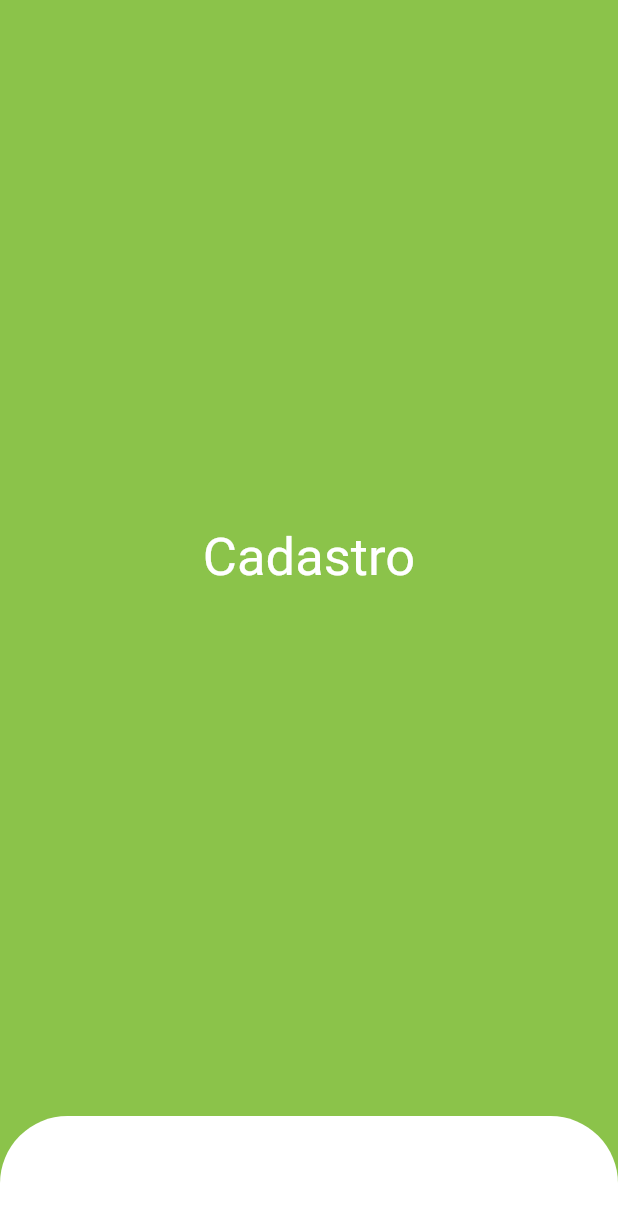
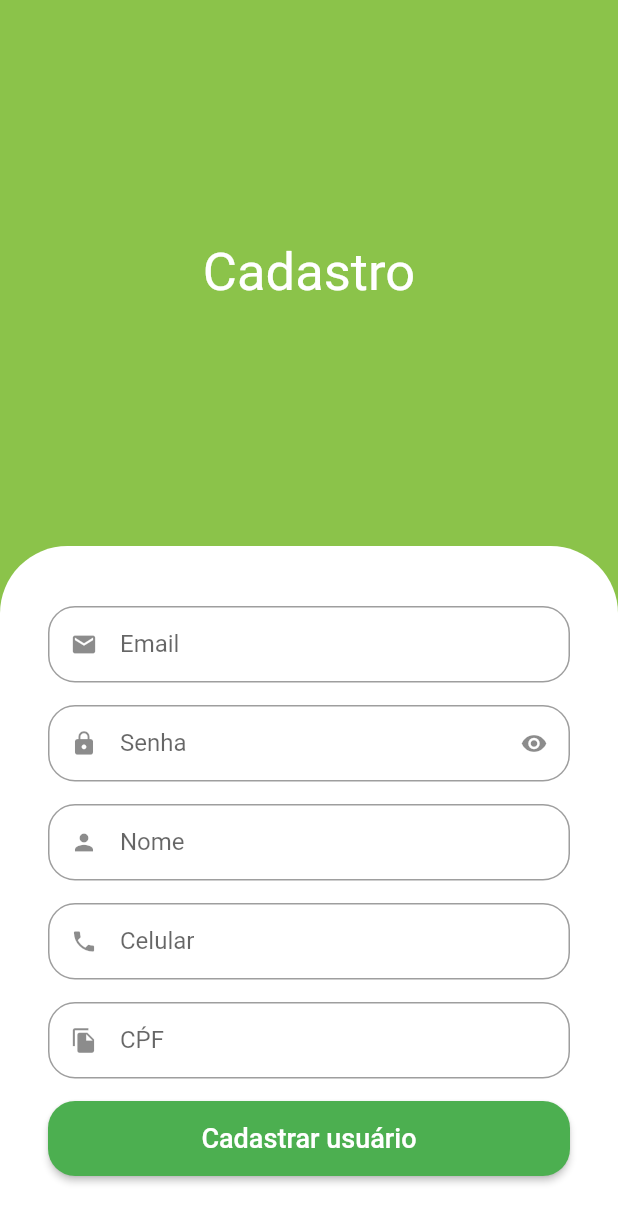
Before and after one commit to IsaacNascimento/green_grocery, a Flutter app: the SignUpScreen screen opened directly, on a phone screen of 412 x 824 dp. Shown: the top 1223 px of the screen. Run offline on Flutter 3.47's test engine with Material 2 defaults, Android fonts, the phone set to English and light mode, and no system bars; our stand-ins replace animated_text_kit.

Commit message:
[Sign up Screen]: Fields, Button

```diff
--- a/lib/src/auth/sign_up_screen.dart
+++ b/lib/src/auth/sign_up_screen.dart
@@ -1,4 +1,5 @@
 import 'package:flutter/material.dart';
+import 'package:green_grocer/src/auth/components/custom_text_field.dart';
 import 'package:green_grocer/src/config/custom_colors.dart';
 
 class SignUpScreen extends StatelessWidget {
@@ -6,9 +7,15 @@ class SignUpScreen extends StatelessWidget {
 
   @override
   Widget build(BuildContext context) {
+    final size = MediaQuery.of(context).size;
+
     return Scaffold(
       backgroundColor: CustomColors.customSwatchColor,
-      body: Column(
+      body: SingleChildScrollView(
+        child: SizedBox(
+          height: size.height,
+          width: size.width,
+          child: Column(
             mainAxisAlignment: MainAxisAlignment.center,
             children: [
               const Expanded(
@@ -30,11 +37,41 @@ class SignUpScreen extends StatelessWidget {
                     color: Colors.white,
                     borderRadius: BorderRadius.vertical(
                       top: Radius.circular(45),
+                    )),
+                child: Column(
+                  crossAxisAlignment: CrossAxisAlignment.stretch,
+                  children: [
+                    const CustomTextField(icon: Icons.email, label: 'Email'),
+                    const CustomTextField(
+                      icon: Icons.lock,
+                      label: 'Senha',
+                      isPasswordField: true,
+                    ),
+                    const CustomTextField(icon: Icons.person, label: 'Nome'),
+                    const CustomTextField(icon: Icons.phone, label: 'Celular'),
+                    const CustomTextField(icon: Icons.file_copy, label: 'CṔF'),
+                    SizedBox(
+                      height: 50,
+                      child: ElevatedButton(
+                        style: ElevatedButton.styleFrom(
+                          shape: RoundedRectangleBorder(
+                            borderRadius: BorderRadius.circular(18)
                           )
+                        ),
+                        onPressed: () => {},
+                        child: const Text(
+                          'Cadastrar usuário',
+                          style: TextStyle(fontSize: 18),
+                        ),
+                      ),
+                    )
+                  ],
                 ),
               ),
             ],
           ),
+        ),
+      ),
     );
   }
 }
```
Lines whose indentation alone changed are shown as unchanged.
